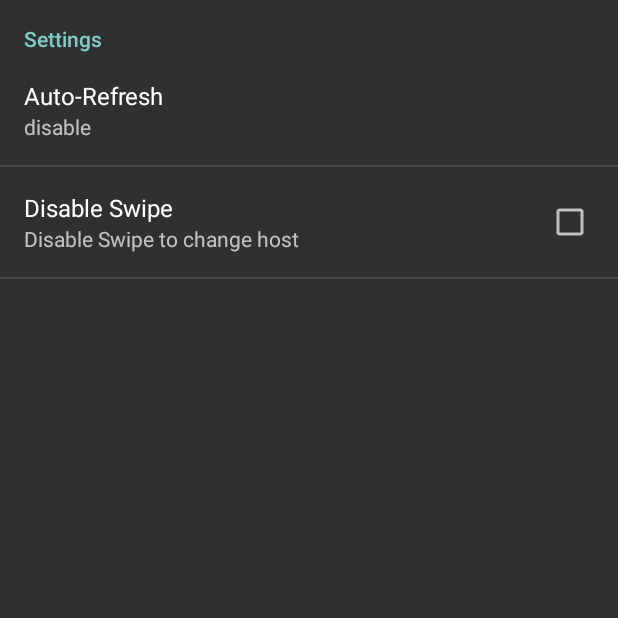
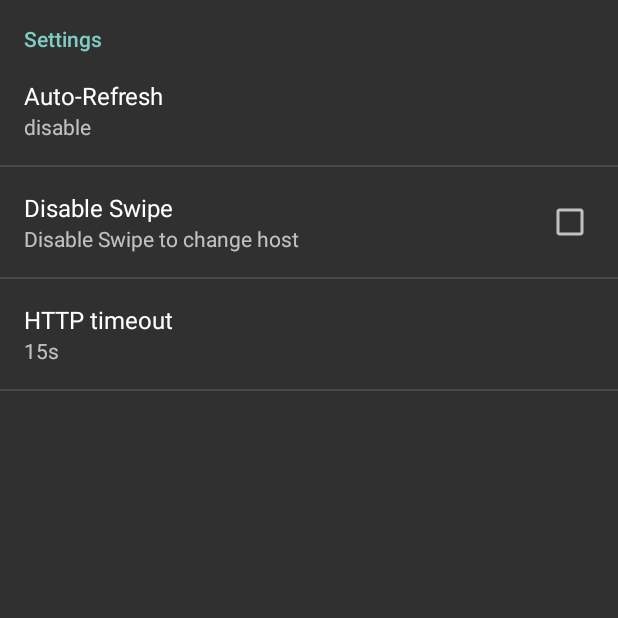
Before and after one commit to rk4an/psiandroid, an Android app: the screen it shows after launch (PSIPreferencesActivity), in the options menu, after a tap on "Settings", on a phone screen of 412 x 824 dp, the top half of it. Run offline under Robolectric (Android 15) with nearby library versions, the phone set to English and light mode, and no system bars.

Commit message:
workaround: http timeout in settings

```diff
--- a/app/build.gradle
+++ b/app/build.gradle
@@ -8,8 +8,8 @@ android {
         applicationId "com.phpsysinfo"
         minSdkVersion 8
         targetSdkVersion 22
-        versionCode 843
-        versionName "0.84"
+        versionCode 850
+        versionName "0.85"
     }
 
     buildTypes {
--- a/app/src/main/java/com/phpsysinfo/activity/PSIActivity.java
+++ b/app/src/main/java/com/phpsysinfo/activity/PSIActivity.java
@@ -129,8 +129,9 @@ implements OnClickListener, View.OnTouchListener, OnNavigationListener
 		handler = new Handler();
 
 		pref = PreferenceManager.getDefaultSharedPreferences(this);
-		autoRefreshInterval = Integer.parseInt(pref.getString("autorefresh", 0+""));
+		autoRefreshInterval = Integer.parseInt(pref.getString("autorefresh", 0 + ""));
 		disableSwipe = pref.getBoolean("pref_swipe", false);
+		PSIConfig.TIMEOUT = Integer.parseInt(pref.getString("timeout", PSIConfig.TIMEOUT + ""));
 
 		//update JSON
 		JSONArray allHosts = PSIConfig.getInstance().loadHosts();
@@ -633,6 +634,9 @@ implements OnClickListener, View.OnTouchListener, OnNavigationListener
 			if(autoRefreshInterval != 0) {
 				handler.postDelayed(runAutoUpdate, autoRefreshInterval*1000);
 			}
+
+			PSIConfig.TIMEOUT = Integer.parseInt(pref.getString("timeout", PSIConfig.TIMEOUT+""));
+
 			return;
 		}
 		else if (requestCode == PSIActivity.CODE_HOST) {
--- a/app/src/main/java/com/phpsysinfo/activity/PSIConfig.java
+++ b/app/src/main/java/com/phpsysinfo/activity/PSIConfig.java
@@ -17,6 +17,8 @@ public class PSIConfig {
 	public final static int MEMORY_SOFT_THR = 80;
 	public final static int MEMORY_HARD_THR = 90;
 	public final static int TEMP_SOFT_THR = 80;
+	public static int TIMEOUT = 15000;
+
 
 	private static PSIConfig instance = null;
 
--- a/app/src/main/java/com/phpsysinfo/activity/PSIPreferencesActivity.java
+++ b/app/src/main/java/com/phpsysinfo/activity/PSIPreferencesActivity.java
@@ -18,6 +18,7 @@ implements Preference.OnPreferenceChangeListener {
 		addPreferencesFromResource(R.xml.prefs);
 
 		bindPreferenceSummaryToValue(findPreference("autorefresh"));
+		bindPreferenceSummaryToValue(findPreference("timeout"));
 	}
 
 	/**
--- a/app/src/main/java/com/phpsysinfo/xml/PSIDownloadData.java
+++ b/app/src/main/java/com/phpsysinfo/xml/PSIDownloadData.java
@@ -44,6 +44,7 @@ import android.os.AsyncTask;
 import android.util.Log;
 
 import com.phpsysinfo.activity.PSIActivity;
+import com.phpsysinfo.activity.PSIConfig;
 
 public class PSIDownloadData
 extends AsyncTask<String, Void, Void>
@@ -168,8 +169,8 @@ extends AsyncTask<String, Void, Void>
 		//user agent
 		httpClient = AndroidHttpClient.newInstance("PSIAndroid");
 
-		HttpConnectionParams.setConnectionTimeout(httpClient.getParams(), 15000);
-		HttpConnectionParams.setSoTimeout(httpClient.getParams(), 15000);
+		HttpConnectionParams.setConnectionTimeout(httpClient.getParams(), PSIConfig.TIMEOUT);
+		HttpConnectionParams.setSoTimeout(httpClient.getParams(), PSIConfig.TIMEOUT);
 
 		URL urlObj = new URL(url);
 		HttpHost host = new HttpHost(urlObj.getHost(), urlObj.getPort(), urlObj.getProtocol());
--- a/app/src/main/res/values/array.xml
+++ b/app/src/main/res/values/array.xml
@@ -19,4 +19,17 @@
         <item>45</item>
     </string-array>
 
+    <string-array name="timeout_entries">
+        <item>10s</item>
+        <item>15s</item>
+        <item>30s</item>
+        <item>45s</item>
+    </string-array>
+    <string-array name="timeout_values">
+        <item>10000</item>
+        <item>15000</item>
+        <item>30000</item>
+        <item>45000</item>
+    </string-array>
+
 </resources>
--- a/app/src/main/res/values/strings.xml
+++ b/app/src/main/res/values/strings.xml
@@ -84,6 +84,8 @@
     <string name="lblPreference">Settings</string>
     <string name="autorefresh_title">Auto-Refresh</string>
     <string name="autorefresh_sum">Auto-Refresh interval (seconds)</string>
+    <string name="timeout_title">HTTP timeout</string>
+    <string name="timeout_sum">HTTP timeout (seconds)</string>
 
     <string name="pref_swipe_title">Disable Swipe</string>
     <string name="pref_swipe_sum">Disable Swipe to change host</string>
--- a/app/src/main/res/xml/prefs.xml
+++ b/app/src/main/res/xml/prefs.xml
@@ -15,6 +15,15 @@
             android:key="pref_swipe"
             android:summary="@string/pref_swipe_sum"
             android:title="@string/pref_swipe_title" />
+
+        <ListPreference
+            android:defaultValue="15000"
+            android:entries="@array/timeout_entries"
+            android:entryValues="@array/timeout_values"
+            android:key="timeout"
+            android:summary="@string/timeout_sum"
+            android:title="@string/timeout_title" />
+
     </PreferenceCategory>
 
 </PreferenceScreen>
```
